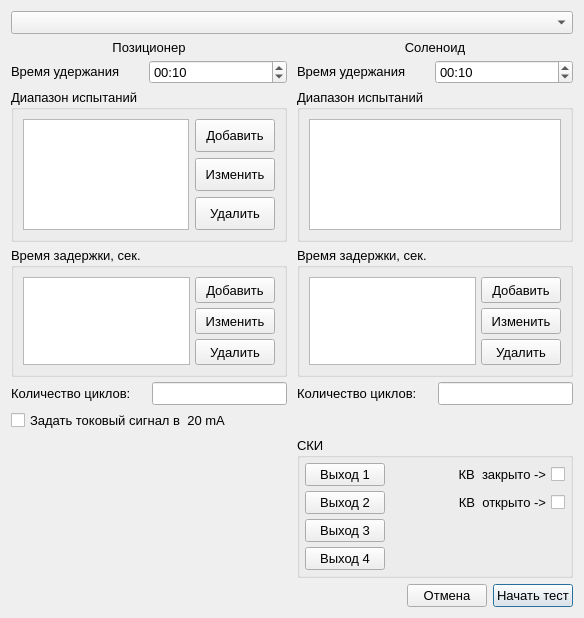
Rekvim/MpiSki, file Src/Gui/TestSettings/CyclicTestSettings.ui: the form before one commit.
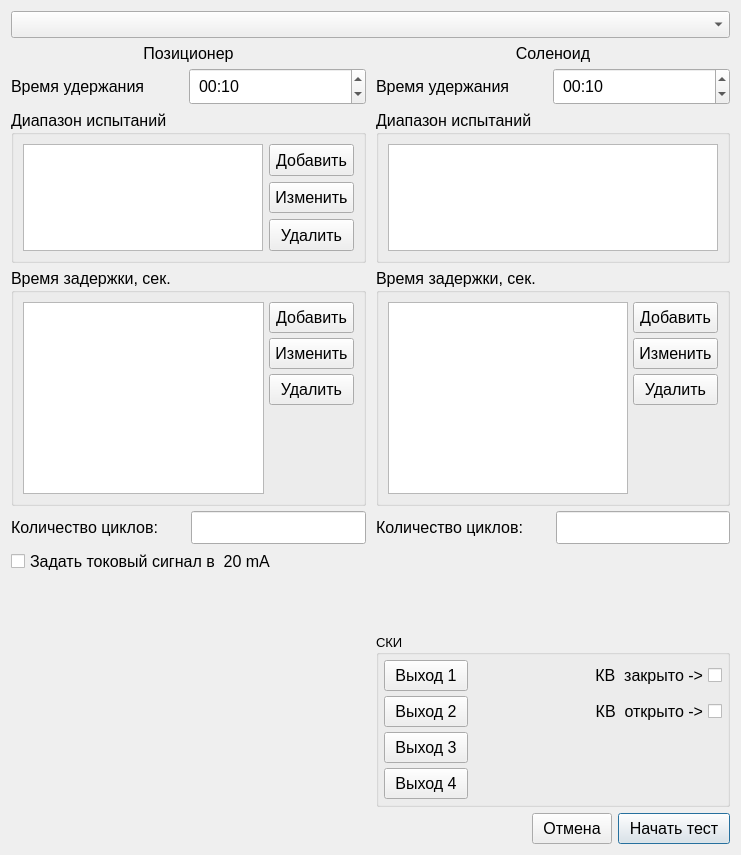
The form after the commit.

Commit message: Cyclic::Regular::Analizer переработка подсчета обратного хода. Работа с ui

What changed in the file:
```diff
--- a/Src/Gui/TestSettings/CyclicTestSettings.ui
+++ b/Src/Gui/TestSettings/CyclicTestSettings.ui
@@ -6,8 +6,8 @@
    <rect>
     <x>0</x>
     <y>0</y>
-    <width>584</width>
-    <height>618</height>
+    <width>741</width>
+    <height>855</height>
    </rect>
   </property>
   <property name="sizePolicy">
@@ -31,7 +31,7 @@
      <property name="font">
       <font>
        <family>Segoe UI</family>
-       <pointsize>10</pointsize>
+       <pointsize>12</pointsize>
       </font>
      </property>
     </widget>
@@ -95,7 +95,7 @@
            <property name="font">
             <font>
              <family>Segoe UI</family>
-             <pointsize>10</pointsize>
+             <pointsize>12</pointsize>
             </font>
            </property>
            <property name="text">
@@ -116,7 +116,7 @@
              <property name="font">
               <font>
                <family>Segoe UI</family>
-               <pointsize>10</pointsize>
+               <pointsize>12</pointsize>
               </font>
              </property>
              <property name="text">
@@ -135,9 +135,12 @@
              <property name="font">
               <font>
                <family>Segoe UI</family>
-               <pointsize>10</pointsize>
+               <pointsize>12</pointsize>
               </font>
              </property>
+             <property name="styleSheet">
+              <string notr="true">padding: 5px 5px;</string>
+             </property>
              <property name="currentSection">
               <enum>QDateTimeEdit::Section::SecondSection</enum>
              </property>
@@ -181,7 +184,7 @@
            <property name="font">
             <font>
              <family>Segoe UI</family>
-             <pointsize>10</pointsize>
+             <pointsize>12</pointsize>
             </font>
            </property>
            <property name="title">
@@ -193,7 +196,7 @@
               <property name="font">
                <font>
                 <family>Segoe UI</family>
-                <pointsize>10</pointsize>
+                <pointsize>12</pointsize>
                </font>
               </property>
               <property name="editTriggers">
@@ -206,7 +209,7 @@
               <item>
                <widget class="QPushButton" name="pushButton_addRangeRegulatory">
                 <property name="sizePolicy">
-                 <sizepolicy hsizetype="Maximum" vsizetype="Preferred">
+                 <sizepolicy hsizetype="Preferred" vsizetype="Preferred">
                   <horstretch>0</horstretch>
                   <verstretch>0</verstretch>
                  </sizepolicy>
@@ -214,9 +217,12 @@
                 <property name="font">
                  <font>
                   <family>Segoe UI</family>
-                  <pointsize>10</pointsize>
+                  <pointsize>12</pointsize>
                  </font>
                 </property>
+                <property name="styleSheet">
+                 <string notr="true">padding: 5px 5px;</string>
+                </property>
                 <property name="text">
                  <string>Добавить</string>
                 </property>
@@ -225,7 +231,7 @@
               <item>
                <widget class="QPushButton" name="pushButton_editRangeRegulatory">
                 <property name="sizePolicy">
-                 <sizepolicy hsizetype="Maximum" vsizetype="Preferred">
+                 <sizepolicy hsizetype="Preferred" vsizetype="Preferred">
                   <horstretch>0</horstretch>
                   <verstretch>0</verstretch>
                  </sizepolicy>
@@ -233,9 +239,12 @@
                 <property name="font">
                  <font>
                   <family>Segoe UI</family>
-                  <pointsize>10</pointsize>
+                  <pointsize>12</pointsize>
                  </font>
                 </property>
+                <property name="styleSheet">
+                 <string notr="true">padding: 5px 5px;</string>
+                </property>
                 <property name="text">
                  <string>Изменить</string>
                 </property>
@@ -244,7 +253,7 @@
               <item>
                <widget class="QPushButton" name="pushButton_removeRangeRegulatory">
                 <property name="sizePolicy">
-                 <sizepolicy hsizetype="Maximum" vsizetype="Preferred">
+                 <sizepolicy hsizetype="Preferred" vsizetype="Preferred">
                   <horstretch>0</horstretch>
                   <verstretch>0</verstretch>
                  </sizepolicy>
@@ -252,9 +261,12 @@
                 <property name="font">
                  <font>
                   <family>Segoe UI</family>
-                  <pointsize>10</pointsize>
+                  <pointsize>12</pointsize>
                  </font>
                 </property>
+                <property name="styleSheet">
+                 <string notr="true">padding: 5px 5px;</string>
+                </property>
                 <property name="text">
                  <string>Удалить</string>
                 </property>
@@ -276,13 +288,13 @@
            <property name="maximumSize">
             <size>
              <width>16777215</width>
-             <height>130</height>
+             <height>16777215</height>
             </size>
            </property>
            <property name="font">
             <font>
              <family>Segoe UI</family>
-             <pointsize>10</pointsize>
+             <pointsize>12</pointsize>
             </font>
            </property>
            <property name="title">
@@ -303,7 +315,7 @@
               <property name="font">
                <font>
                 <family>Segoe UI</family>
-                <pointsize>10</pointsize>
+                <pointsize>12</pointsize>
                </font>
               </property>
              </widget>
@@ -313,7 +325,7 @@
               <item>
                <widget class="QPushButton" name="pushButton_addDelayRegulatory">
                 <property name="sizePolicy">
-                 <sizepolicy hsizetype="Maximum" vsizetype="Preferred">
+                 <sizepolicy hsizetype="Preferred" vsizetype="Preferred">
                   <horstretch>0</horstretch>
                   <verstretch>0</verstretch>
                  </sizepolicy>
@@ -321,9 +333,12 @@
                 <property name="font">
                  <font>
                   <family>Segoe UI</family>
-                  <pointsize>10</pointsize>
+                  <pointsize>12</pointsize>
                  </font>
                 </property>
+                <property name="styleSheet">
+                 <string notr="true">padding: 5px 5px;</string>
+                </property>
                 <property name="text">
                  <string>Добавить</string>
                 </property>
@@ -332,7 +347,7 @@
               <item>
                <widget class="QPushButton" name="pushButton_editDelayRegulatory">
                 <property name="sizePolicy">
-                 <sizepolicy hsizetype="Maximum" vsizetype="Preferred">
+                 <sizepolicy hsizetype="Preferred" vsizetype="Preferred">
                   <horstretch>0</horstretch>
                   <verstretch>0</verstretch>
                  </sizepolicy>
@@ -340,9 +355,12 @@
                 <property name="font">
                  <font>
                   <family>Segoe UI</family>
-                  <pointsize>10</pointsize>
+                  <pointsize>12</pointsize>
                  </font>
                 </property>
+                <property name="styleSheet">
+                 <string notr="true">padding: 5px 5px;</string>
+                </property>
                 <property name="text">
                  <string>Изменить</string>
                 </property>
@@ -351,7 +369,7 @@
               <item>
                <widget class="QPushButton" name="pushButton_removeDelayRegulatory">
                 <property name="sizePolicy">
-                 <sizepolicy hsizetype="Maximum" vsizetype="Preferred">
+                 <sizepolicy hsizetype="Preferred" vsizetype="Preferred">
                   <horstretch>0</horstretch>
                   <verstretch>0</verstretch>
                  </sizepolicy>
@@ -359,14 +377,30 @@
                 <property name="font">
                  <font>
                   <family>Segoe UI</family>
-                  <pointsize>10</pointsize>
+                  <pointsize>12</pointsize>
                  </font>
                 </property>
+                <property name="styleSheet">
+                 <string notr="true">padding: 5px 5px;</string>
+                </property>
                 <property name="text">
                  <string>Удалить</string>
                 </property>
                </widget>
               </item>
+              <item>
+               <spacer name="verticalSpacer_3">
+                <property name="orientation">
+                 <enum>Qt::Orientation::Vertical</enum>
+                </property>
+                <property name="sizeHint" stdset="0">
+                 <size>
+                  <width>20</width>
+                  <height>40</height>
+                 </size>
+                </property>
+               </spacer>
+              </item>
              </layout>
             </item>
            </layout>
@@ -379,7 +413,7 @@
              <property name="font">
               <font>
                <family>Segoe UI</family>
-               <pointsize>10</pointsize>
+               <pointsize>12</pointsize>
               </font>
              </property>
              <property name="text">
@@ -398,9 +432,12 @@
              <property name="font">
               <font>
                <family>Segoe UI</family>
-               <pointsize>10</pointsize>
+               <pointsize>12</pointsize>
               </font>
              </property>
+             <property name="styleSheet">
+              <string notr="true">padding: 5px 5px;</string>
+             </property>
             </widget>
            </item>
           </layout>
@@ -410,7 +447,7 @@
            <property name="font">
             <font>
              <family>Segoe UI</family>
-             <pointsize>10</pointsize>
+             <pointsize>12</pointsize>
             </font>
            </property>
            <property name="text">
@@ -475,7 +512,7 @@
            <property name="font">
             <font>
              <family>Segoe UI</family>
-             <pointsize>10</pointsize>
+             <pointsize>12</pointsize>
             </font>
            </property>
            <property name="text">
@@ -496,7 +533,7 @@
              <property name="font">
               <font>
                <family>Segoe UI</family>
-               <pointsize>10</pointsize>
+               <pointsize>12</pointsize>
               </font>
              </property>
              <property name="text">
@@ -515,9 +552,12 @@
              <property name="font">
               <font>
                <family>Segoe UI</family>
-               <pointsize>10</pointsize>
+               <pointsize>12</pointsize>
               </font>
              </property>
+             <property name="styleSheet">
+              <string notr="true">padding: 5px 5px;</string>
+             </property>
              <property name="currentSection">
               <enum>QDateTimeEdit::Section::SecondSection</enum>
              </property>
@@ -555,7 +595,7 @@
            <property name="font">
             <font>
              <family>Segoe UI</family>
-             <pointsize>10</pointsize>
+             <pointsize>12</pointsize>
             </font>
            </property>
            <property name="title">
@@ -573,7 +613,7 @@
               <property name="font">
                <font>
                 <family>Segoe UI</family>
-                <pointsize>10</pointsize>
+                <pointsize>12</pointsize>
                </font>
               </property>
               <property name="editTriggers">
@@ -595,13 +635,13 @@
            <property name="maximumSize">
             <size>
              <width>16777215</width>
-             <height>130</height>
+             <height>16777215</height>
             </size>
            </property>
            <property name="font">
             <font>
              <family>Segoe UI</family>
-             <pointsize>10</pointsize>
+             <pointsize>12</pointsize>
             </font>
            </property>
            <property name="title">
@@ -616,7 +656,7 @@
               <property name="font">
                <font>
                 <family>Segoe UI</family>
-                <pointsize>10</pointsize>
+                <pointsize>12</pointsize>
                </font>
               </property>
              </widget>
@@ -626,7 +666,7 @@
               <item>
                <widget class="QPushButton" name="pushButton_addDelayShutOff">
                 <property name="sizePolicy">
-                 <sizepolicy hsizetype="Maximum" vsizetype="Preferred">
+                 <sizepolicy hsizetype="Preferred" vsizetype="Preferred">
                   <horstretch>0</horstretch>
                   <verstretch>0</verstretch>
                  </sizepolicy>
@@ -634,9 +674,12 @@
                 <property name="font">
                  <font>
                   <family>Segoe UI</family>
-                  <pointsize>10</pointsize>
+                  <pointsize>12</pointsize>
                  </font>
                 </property>
+                <property name="styleSheet">
+                 <string notr="true">padding: 5px 5px;</string>
+                </property>
                 <property name="text">
                  <string>Добавить</string>
                 </property>
@@ -645,7 +688,7 @@
               <item>
                <widget class="QPushButton" name="pushButton_editDelayShutOff">
                 <property name="sizePolicy">
-                 <sizepolicy hsizetype="Maximum" vsizetype="Preferred">
+                 <sizepolicy hsizetype="Preferred" vsizetype="Preferred">
                   <horstretch>0</horstretch>
                   <verstretch>0</verstretch>
                  </sizepolicy>
@@ -653,9 +696,12 @@
                 <property name="font">
                  <font>
                   <family>Segoe UI</family>
-                  <pointsize>10</pointsize>
+                  <pointsize>12</pointsize>
                  </font>
                 </property>
+                <property name="styleSheet">
+                 <string notr="true">padding: 5px 5px;</string>
+                </property>
                 <property name="text">
                  <string>Изменить</string>
                 </property>
@@ -664,7 +710,7 @@
               <item>
                <widget class="QPushButton" name="pushButton_removeDelayShutOff">
                 <property name="sizePolicy">
-                 <sizepolicy hsizetype="Maximum" vsizetype="Preferred">
+                 <sizepolicy hsizetype="Preferred" vsizetype="Preferred">
                   <horstretch>0</horstretch>
                   <verstretch>0</verstretch>
                  </sizepolicy>
@@ -672,14 +718,30 @@
                 <property name="font">
                  <font>
                   <family>Segoe UI</family>
-                  <pointsize>10</pointsize>
+                  <pointsize>12</pointsize>
                  </font>
                 </property>
+                <property name="styleSheet">
+                 <string notr="true">padding: 5px 5px;</string>
+                </property>
                 <property name="text">
                  <string>Удалить</string>
                 </property>
                </widget>
               </item>
+              <item>
+               <spacer name="verticalSpacer_4">
+                <property name="orientation">
+                 <enum>Qt::Orientation::Vertical</enum>
+                </property>
+                <property name="sizeHint" stdset="0">
+                 <size>
+                  <width>20</width>
+                  <height>40</height>
+                 </size>
+                </property>
+               </spacer>
+              </item>
              </layout>
             </item>
            </layout>
@@ -692,7 +754,7 @@
              <property name="font">
               <font>
                <family>Segoe UI</family>
-               <pointsize>10</pointsize>
+               <pointsize>12</pointsize>
               </font>
              </property>
              <property name="text">
@@ -711,9 +773,12 @@
              <property name="font">
               <font>
                <family>Segoe UI</family>
-               <pointsize>10</pointsize>
+               <pointsize>12</pointsize>
               </font>
              </property>
+             <property name="styleSheet">
+              <string notr="true">padding: 5px 5px;</string>
+             </property>
             </widget>
            </item>
           </layout>
@@ -778,9 +843,12 @@
               <property name="font">
                <font>
                 <family>Segoe UI</family>
-                <pointsize>10</pointsize>
+                <pointsize>12</pointsize>
                </font>
               </property>
+              <property name="styleSheet">
+               <string notr="true">padding: 5px 10px;</string>
+              </property>
               <property name="text">
                <string>Выход 1</string>
               </property>
@@ -806,7 +874,7 @@
               <property name="font">
                <font>
                 <family>Segoe UI</family>
-                <pointsize>10</pointsize>
+                <pointsize>12</pointsize>
                </font>
               </property>
               <property name="layoutDirection">
@@ -831,9 +899,12 @@
               <property name="font">
                <font>
                 <family>Segoe UI</family>
-                <pointsize>10</pointsize>
+                <pointsize>12</pointsize>
                </font>
               </property>
+              <property name="styleSheet">
+               <string notr="true">padding: 5px 10px;</string>
+              </property>
               <property name="text">
                <string>Выход 2</string>
               </property>
@@ -859,7 +930,7 @@
               <property name="font">
                <font>
                 <family>Segoe UI</family>
-                <pointsize>10</pointsize>
+                <pointsize>12</pointsize>
                </font>
               </property>
               <property name="layoutDirection">
@@ -887,9 +958,12 @@
               <property name="font">
                <font>
                 <family>Segoe UI</family>
-                <pointsize>10</pointsize>
+                <pointsize>12</pointsize>
                </font>
               </property>
+              <property name="styleSheet">
+               <string notr="true">padding: 5px 10px;</string>
+              </property>
               <property name="text">
                <string>Выход 3</string>
               </property>
@@ -915,9 +989,12 @@
               <property name="font">
                <font>
                 <family>Segoe UI</family>
-                <pointsize>10</pointsize>
+                <pointsize>12</pointsize>
                </font>
               </property>
+              <property name="styleSheet">
+               <string notr="true">padding: 5px 10px;</string>
+              </property>
               <property name="text">
                <string>Выход 4</string>
               </property>
@@ -967,9 +1044,12 @@
        <property name="font">
         <font>
          <family>Segoe UI</family>
-         <pointsize>10</pointsize>
+         <pointsize>12</pointsize>
         </font>
        </property>
+       <property name="styleSheet">
+        <string notr="true">padding: 5px 10px;</string>
+       </property>
        <property name="text">
         <string>Отмена</string>
        </property>
@@ -980,9 +1060,12 @@
        <property name="font">
         <font>
          <family>Segoe UI</family>
-         <pointsize>10</pointsize>
+         <pointsize>12</pointsize>
         </font>
        </property>
+       <property name="styleSheet">
+        <string notr="true">padding: 5px 10px;</string>
+       </property>
        <property name="text">
         <string>Начать тест</string>
        </property>
```
The commit also changes 38 other files.
